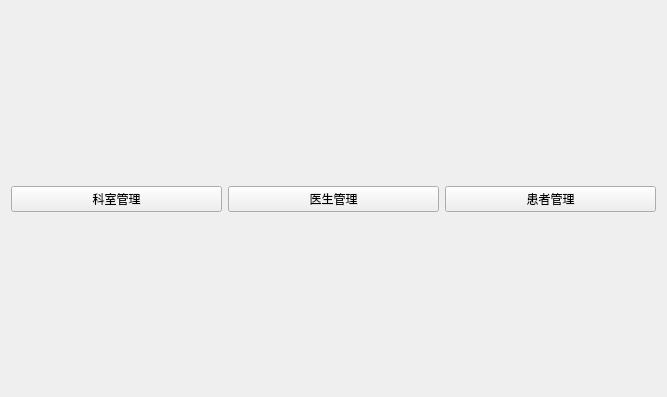
First picture: the form in welcomeview.ui, repository gujvgugg/test_github, before the edit.
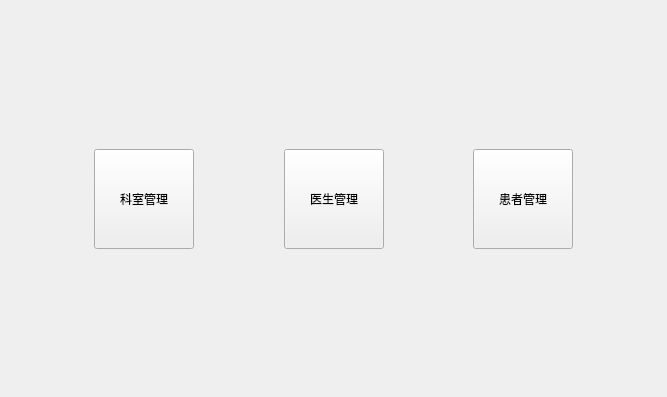
Second picture: the form after the edit.

```diff
--- a/welcomeview.ui
+++ b/welcomeview.ui
@@ -29,27 +29,109 @@
    </item>
    <item>
     <layout class="QHBoxLayout" name="horizontalLayout">
+     <item>
+      <spacer name="horizontalSpacer_3">
+       <property name="orientation">
+        <enum>Qt::Orientation::Horizontal</enum>
+       </property>
+       <property name="sizeHint" stdset="0">
+        <size>
+         <width>40</width>
+         <height>20</height>
+        </size>
+       </property>
+      </spacer>
+     </item>
      <item>
       <widget class="QPushButton" name="btDepartment">
+       <property name="sizePolicy">
+        <sizepolicy hsizetype="Minimum" vsizetype="Fixed">
+         <horstretch>0</horstretch>
+         <verstretch>0</verstretch>
+        </sizepolicy>
+       </property>
+       <property name="minimumSize">
+        <size>
+         <width>100</width>
+         <height>100</height>
+        </size>
+       </property>
+       <property name="baseSize">
+        <size>
+         <width>0</width>
+         <height>0</height>
+        </size>
+       </property>
        <property name="text">
         <string>科室管理</string>
        </property>
       </widget>
      </item>
+     <item>
+      <spacer name="horizontalSpacer">
+       <property name="orientation">
+        <enum>Qt::Orientation::Horizontal</enum>
+       </property>
+       <property name="sizeHint" stdset="0">
+        <size>
+         <width>40</width>
+         <height>20</height>
+        </size>
+       </property>
+      </spacer>
+     </item>
      <item>
       <widget class="QPushButton" name="btDoctor">
+       <property name="minimumSize">
+        <size>
+         <width>100</width>
+         <height>100</height>
+        </size>
+       </property>
        <property name="text">
         <string>医生管理</string>
        </property>
       </widget>
      </item>
+     <item>
+      <spacer name="horizontalSpacer_2">
+       <property name="orientation">
+        <enum>Qt::Orientation::Horizontal</enum>
+       </property>
+       <property name="sizeHint" stdset="0">
+        <size>
+         <width>40</width>
+         <height>20</height>
+        </size>
+       </property>
+      </spacer>
+     </item>
      <item>
       <widget class="QPushButton" name="btPatient">
+       <property name="minimumSize">
+        <size>
+         <width>100</width>
+         <height>100</height>
+        </size>
+       </property>
        <property name="text">
         <string>患者管理</string>
        </property>
       </widget>
      </item>
+     <item>
+      <spacer name="horizontalSpacer_4">
+       <property name="orientation">
+        <enum>Qt::Orientation::Horizontal</enum>
+       </property>
+       <property name="sizeHint" stdset="0">
+        <size>
+         <width>40</width>
+         <height>20</height>
+        </size>
+       </property>
+      </spacer>
+     </item>
     </layout>
    </item>
    <item>
```
